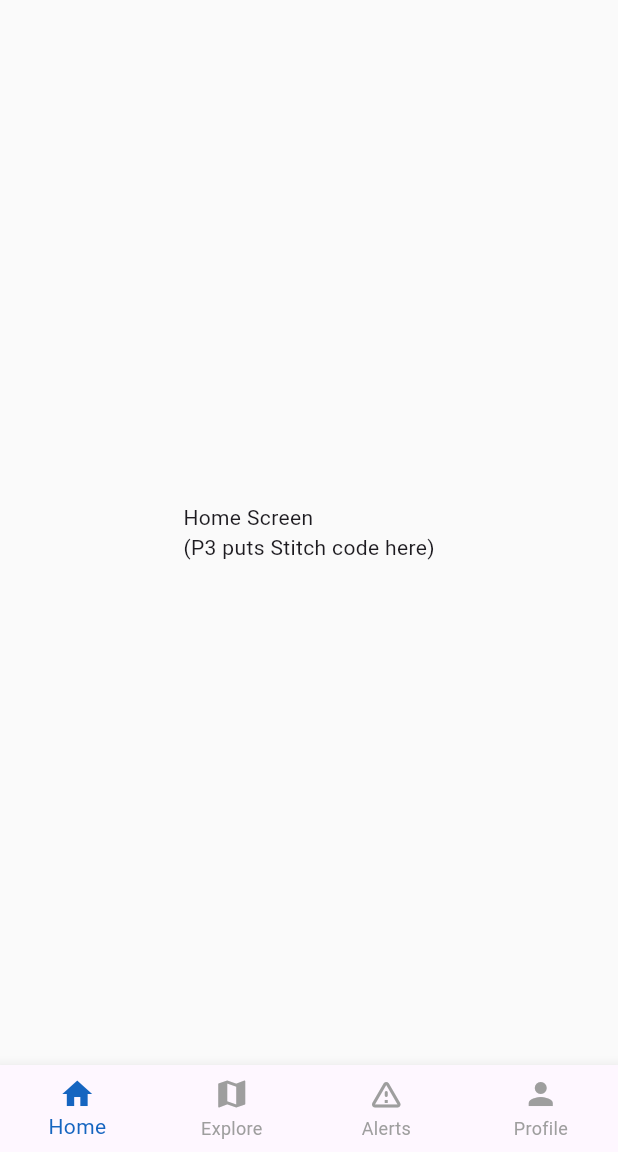
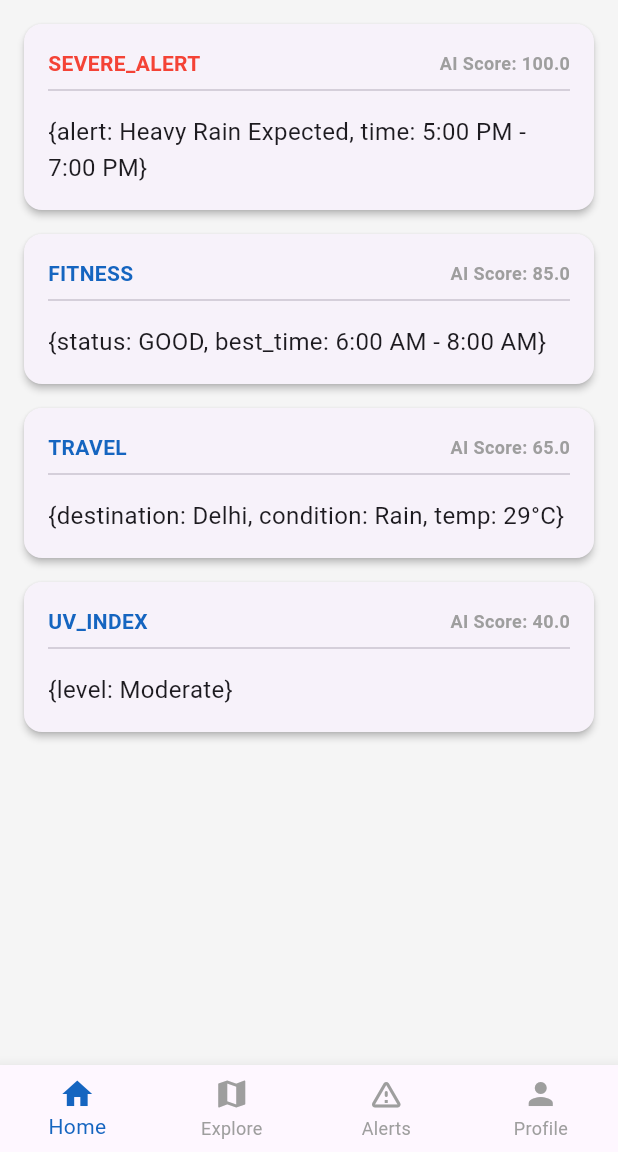
Before and after one commit to Sage4017/Mausam-App, a Flutter app: the screen it shows after launch, on a phone screen of 412 x 824 dp, the part 84-1236 px from its top. Run offline on Flutter 3.47's test engine with Material 3 defaults, Android fonts, the phone set to English and light mode, and no system bars; our stand-ins replace dio, flutter_riverpod, shared_preferences.

Commit message:
feat: Connect Home Screen to mock Riverpod provider for UI testing

```diff
--- a/mausam_app/lib/screens/home/home_screen.dart
+++ b/mausam_app/lib/screens/home/home_screen.dart
@@ -1,12 +1,73 @@
 import 'package:flutter/material.dart';
+import 'package:flutter_riverpod/flutter_riverpod.dart';
+import '../../services/homepage_provider.dart';
 
-class HomeScreen extends StatelessWidget {
+class HomeScreen extends ConsumerWidget {
   const HomeScreen({super.key});
 
   @override
-  Widget build(BuildContext context) {
-    return const Center(
-      child: Text("Home Screen\n(P3 puts Stitch code here)"),
+  Widget build(BuildContext context, WidgetRef ref) {
+    // This watches the provider. Whenever the backend data updates,
+    // the UI will automatically rebuild!
+    final personalizedWidgets = ref.watch(homepageProvider);
+
+    return Scaffold(
+      backgroundColor: Colors.grey.shade100,
+      body: ListView.builder(
+        padding: const EdgeInsets.all(16.0),
+        itemCount: personalizedWidgets.length,
+        itemBuilder: (context, index) {
+          final widgetItem = personalizedWidgets[index];
+
+          // A simple card to display the mock data
+          return Card(
+            margin: const EdgeInsets.only(bottom: 16.0),
+            elevation: 2,
+            shape: RoundedRectangleBorder(
+              borderRadius: BorderRadius.circular(12)
+            ),
+            child: Padding(
+              padding: const EdgeInsets.all(16.0),
+              child: Column(
+                crossAxisAlignment: CrossAxisAlignment.start,
+                children: [
+                  Row(
+                    mainAxisAlignment: MainAxisAlignment.spaceBetween,
+                    children: [
+                      Text(
+                        widgetItem.type.toUpperCase(),
+                        style: TextStyle(
+                          fontSize: 14,
+                          fontWeight: FontWeight.bold,
+                          // Make alerts red, everything else blue
+                          color: widgetItem.type == 'severe_alert'
+                              ? Colors.red
+                              : Colors.blue.shade800,
+                        ),
+                      ),
+                      Text(
+                        'AI Score: ${widgetItem.score}',
+                        style: const TextStyle(
+                          color: Colors.grey,
+                          fontSize: 12,
+                          fontWeight: FontWeight.bold,
+                        ),
+                      ),
+                    ],
+                  ),
+                  const Divider(),
+                  const SizedBox(height: 8),
+                  // Displaying the fake JSON data dynamically
+                  Text(
+                    widgetItem.data.toString(),
+                    style: const TextStyle(fontSize: 16, height: 1.5),
+                  ),
+                ],
+              ),
+            ),
+          );
+        },
+      ),
     );
   }
 }
```
